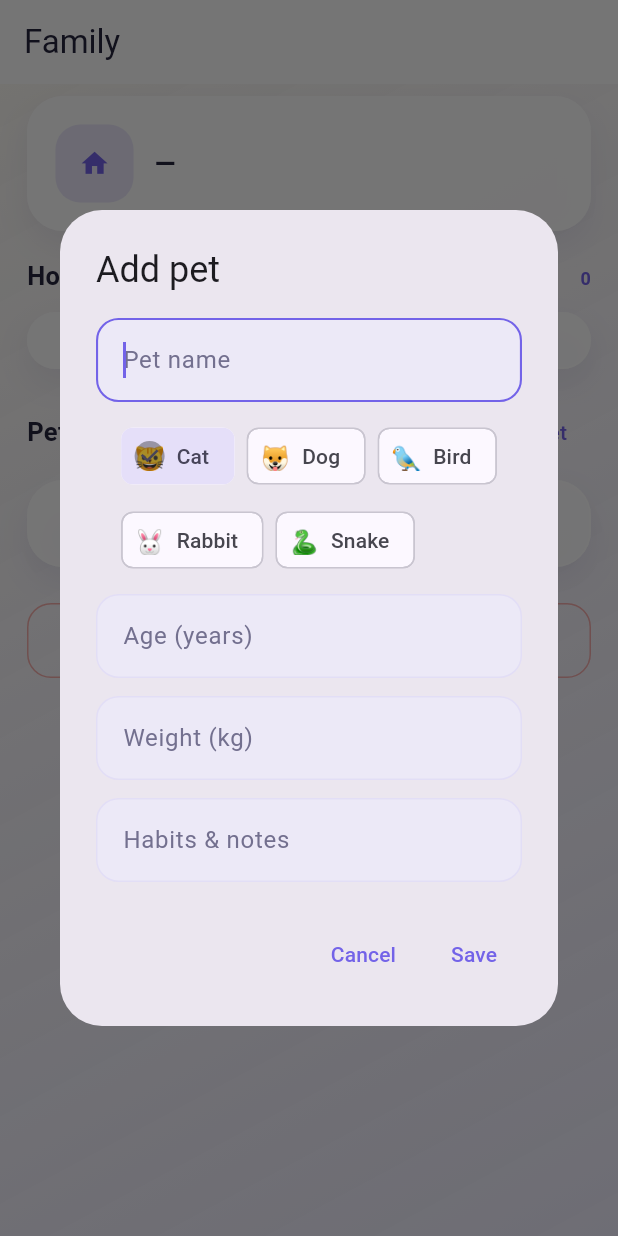
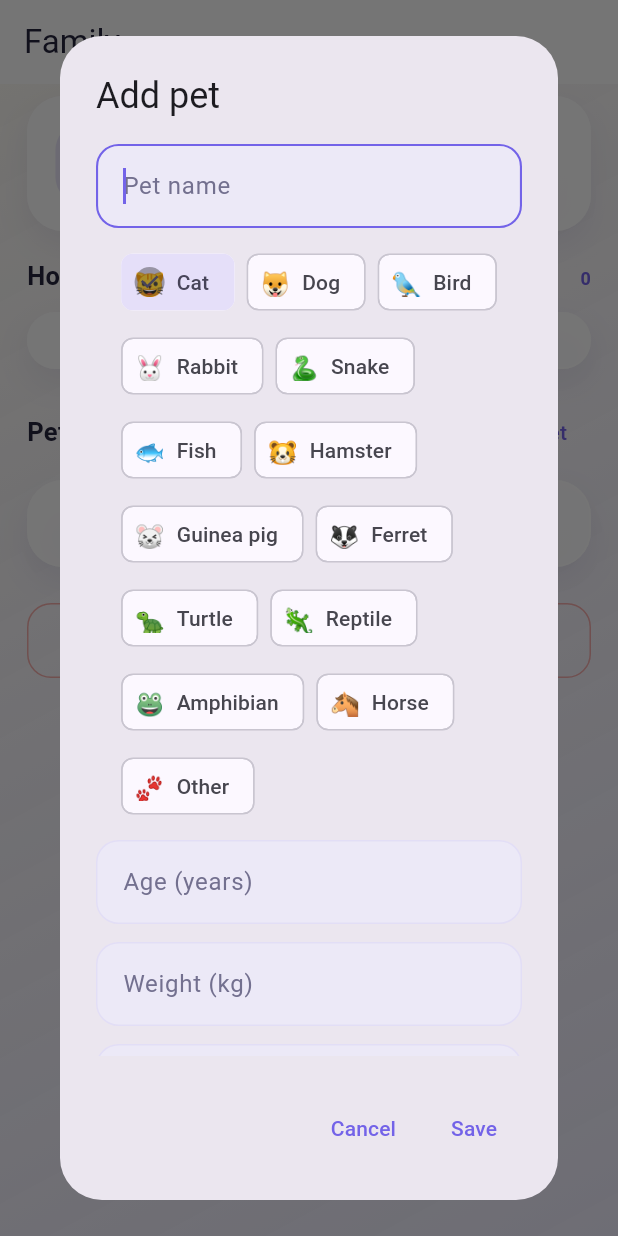
Before and after one commit to Mei20171004/pettogether, a Flutter app: the ManageHouseholdView screen opened directly, after a tap on "Add pet", on a phone screen of 412 x 824 dp. Run offline on Flutter 3.47's test engine with Material 3 defaults, Android fonts, the light colour scheme and no system bars; our stand-ins replace cloud_firestore, firebase_ai, firebase_auth, firebase_core, firebase_storage, fl_chart and 3 more; accounts and stored records are empty.

Commit message:
merge/kate: extend data model for Kate features (petIds, skipped status, 14 pet species, invitations, join requests, ownerID)

```diff
--- a/lib/models/care_catalog.dart
+++ b/lib/models/care_catalog.dart
@@ -53,7 +53,7 @@ String generateCustomCategoryId() {
 }
 
 /// A user-friendly emoji per pet type (the Material icon set has no distinct
-/// icons for cat/dog/bird/rabbit/snake, so emoji are clearer here).
+/// icons for most species, so emoji are clearer here).
 String petTypeEmoji(PetType type) {
   switch (type) {
     case PetType.cat:
@@ -66,6 +66,24 @@ String petTypeEmoji(PetType type) {
       return '🐰';
     case PetType.snake:
       return '🐍';
+    case PetType.fish:
+      return '🐟';
+    case PetType.hamster:
+      return '🐹';
+    case PetType.guineaPig:
+      return '🐭';
+    case PetType.ferret:
+      return '🦡';
+    case PetType.turtle:
+      return '🐢';
+    case PetType.reptile:
+      return '🦎';
+    case PetType.amphibian:
+      return '🐸';
+    case PetType.horse:
+      return '🐴';
+    case PetType.other:
+      return '🐾';
   }
 }
 
@@ -77,6 +95,15 @@ String petTypeName(AppLanguage language, PetType type) {
     PetType.bird => L10n.text(language, 'Bird', '鳥', '鸟', '새'),
     PetType.rabbit => L10n.text(language, 'Rabbit', 'うさぎ', '兔子', '토끼'),
     PetType.snake => L10n.text(language, 'Snake', 'ヘビ', '蛇', '뱀'),
+    PetType.fish => L10n.text(language, 'Fish', '魚', '鱼', '물고기'),
+    PetType.hamster => L10n.text(language, 'Hamster', 'ハムスター', '仓鼠', '햄스터'),
+    PetType.guineaPig => L10n.text(language, 'Guinea pig', 'モルモット', '豚鼠', '기니피그'),
+    PetType.ferret => L10n.text(language, 'Ferret', 'フェレット', '雪貂', '페럿'),
+    PetType.turtle => L10n.text(language, 'Turtle', 'カメ', '乌龟', '거북이'),
+    PetType.reptile => L10n.text(language, 'Reptile', '爬虫類', '爬行动物', '파충류'),
+    PetType.amphibian => L10n.text(language, 'Amphibian', '両生類', '两栖动物', '양서류'),
+    PetType.horse => L10n.text(language, 'Horse', '馬', '马', '말'),
+    PetType.other => L10n.text(language, 'Other', 'その他', '其他', '기타'),
   };
 }
 
@@ -92,5 +119,23 @@ Color petTypeAccent(PetType type) {
       return PawColors.peach;
     case PetType.snake:
       return PawColors.green;
+    case PetType.fish:
+      return PawColors.blue;
+    case PetType.hamster:
+      return PawColors.peach;
+    case PetType.guineaPig:
+      return PawColors.yellow;
+    case PetType.ferret:
+      return PawColors.rose;
+    case PetType.turtle:
+      return PawColors.green;
+    case PetType.reptile:
+      return PawColors.green;
+    case PetType.amphibian:
+      return PawColors.blue;
+    case PetType.horse:
+      return PawColors.rose;
+    case PetType.other:
+      return PawColors.muted;
   }
 }
--- a/lib/services/firebase_care_service.dart
+++ b/lib/services/firebase_care_service.dart
@@ -1073,6 +1073,8 @@ class FirebaseCareService implements CareService {
         );
       case CareTaskStatus.completed:
         throw const CareServiceError(CareServiceErrorType.taskAlreadyCompleted);
+      case CareTaskStatus.skipped:
+        throw const CareServiceError(CareServiceErrorType.invalidTransition);
       case null:
         throw const CareServiceError(CareServiceErrorType.invalidTransition);
     }
--- a/lib/services/mock_care_service.dart
+++ b/lib/services/mock_care_service.dart
@@ -523,6 +523,8 @@ class MockCareService implements CareService {
         }
       case CareTaskStatus.completed:
         throw const CareServiceError(CareServiceErrorType.taskAlreadyCompleted);
+      case CareTaskStatus.skipped:
+        throw const CareServiceError(CareServiceErrorType.invalidTransition);
     }
 
     final updated = task.copyWith(
@@ -588,6 +590,8 @@ class MockCareService implements CareService {
         );
       case CareTaskStatus.completed:
         throw const CareServiceError(CareServiceErrorType.taskAlreadyCompleted);
+      case CareTaskStatus.skipped:
+        throw const CareServiceError(CareServiceErrorType.invalidTransition);
     }
   }
 
```
Also changed, not shown: lib/models/models.dart (+215 -2 lines), lib/views/widgets/task_card.dart (+11 -0 lines), 2 other files.
